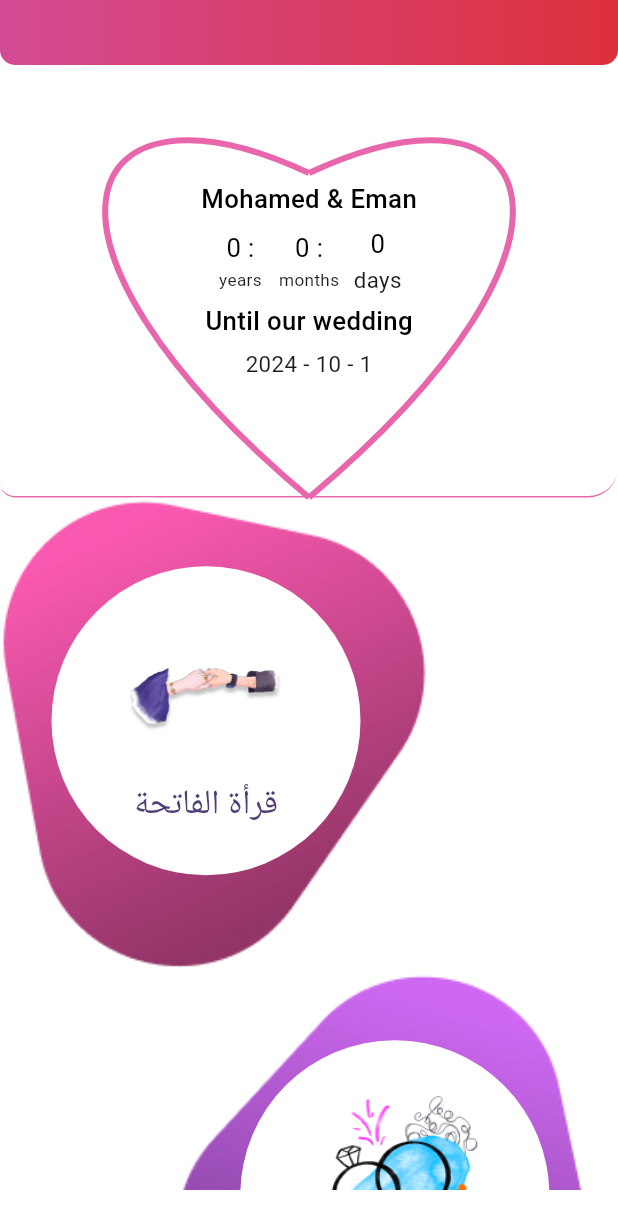
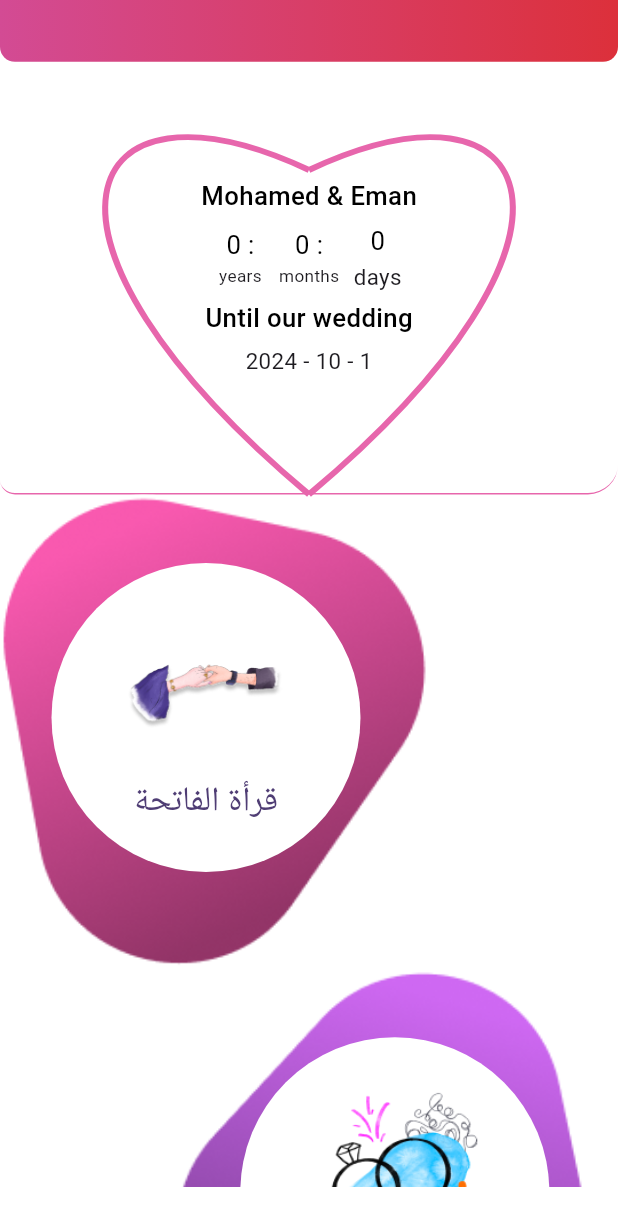
Before and after one commit to IbrahimIG1/zaghrota_app, a Flutter app: the screen it shows after launch, after a tap on "دخول", on a phone screen of 412 x 824 dp. Shown: the top 1229 px of the screen. Run offline on Flutter 3.47's test engine with Material 3 defaults, Android fonts, the phone set to English and light mode, and no system bars; our stand-ins replace flutter_screenutil.

Commit message:
- Convert mediaquery values to .sh - Change Appbar height from .h to .sh

```diff
--- a/lib/features/home_screen/presentation/view/widgets/heart_drawer.dart
+++ b/lib/features/home_screen/presentation/view/widgets/heart_drawer.dart
@@ -14,8 +14,8 @@ class HeartDrawer extends StatelessWidget {
               painter: HeartPainter(),
               child: Container(
                 padding: const EdgeInsets.symmetric(vertical: 10),
-                height: MediaQuery.sizeOf(context).height*0.35,
-                width: MediaQuery.sizeOf(context).width,
+                height: 0.35.sh,
+                width: 1.sw,
                        decoration: const BoxDecoration(
                         borderRadius: BorderRadius.only(bottomRight: Radius.circular(20),bottomLeft: Radius.circular(10)),
                         border: Border(
--- a/lib/features/home_screen/presentation/view/widgets/homechoices_listview.dart
+++ b/lib/features/home_screen/presentation/view/widgets/homechoices_listview.dart
@@ -18,7 +18,7 @@ class HomechoicesListview extends StatelessWidget {
       ],
      };
     return  SizedBox(
-      height:MediaQuery.sizeOf(context).height*0.56 ,
+      height:0.56.sh ,
       child: ListView.builder(
 
               itemBuilder: (context, index) =>Row(
--- a/lib/features/login_screen/presentation/view/widgets/custom_login_appbar.dart
+++ b/lib/features/login_screen/presentation/view/widgets/custom_login_appbar.dart
@@ -8,7 +8,7 @@ class CustomLoginAppbar extends StatelessWidget {
   @override
   Widget build(BuildContext context) {
     return Container(
-                    height: 42.h,
+                    height: 0.05.sh,
                     decoration: const BoxDecoration(
           // color: Colors.red,
           gradient: AppColors.appBarLinearColor,
```
